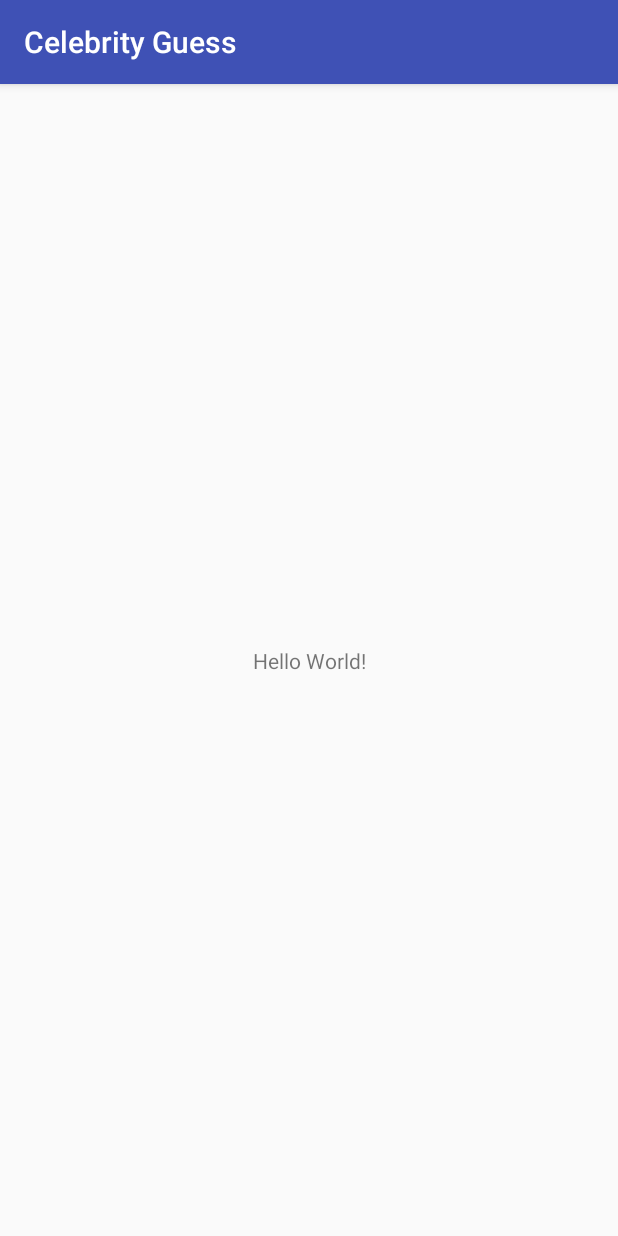
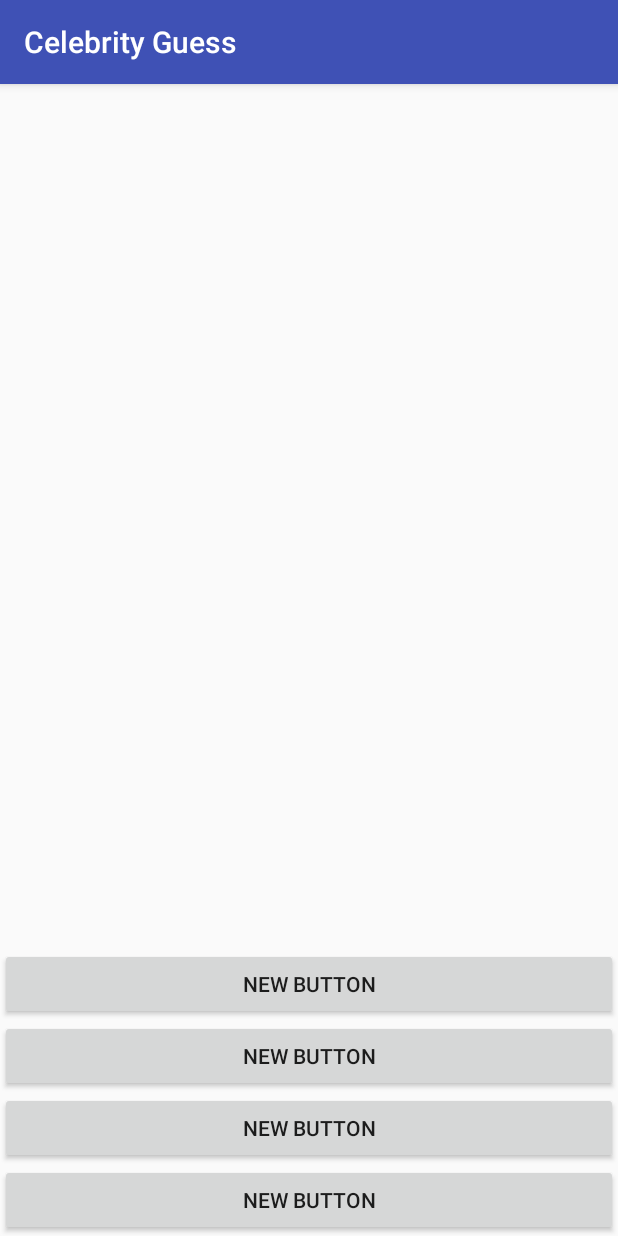
Before and after one commit to a1ubkh4n/android-Guess_Celebrity, an Android app: the screen it shows after launch (MainActivity), on a phone screen of 412 x 824 dp. Run offline under Robolectric (Android 15) with nearby library versions, the phone set to English and light mode, and no system bars.

Commit message:
Downloading Content of Website

```diff
--- a/CelebrityGuess/app/src/main/AndroidManifest.xml
+++ b/CelebrityGuess/app/src/main/AndroidManifest.xml
@@ -1,6 +1,8 @@
 <?xml version="1.0" encoding="utf-8"?>
 <manifest xmlns:android="http://schemas.android.com/apk/res/android"
     package="khanshaheb.a1ubkh4n.com.celebrityguess">
+
+    <uses-permission android:name="android.permission.INTERNET" />
 
     <application
         android:allowBackup="true"
--- a/CelebrityGuess/app/src/main/java/khanshaheb/a1ubkh4n/com/celebrityguess/MainActivity.java
+++ b/CelebrityGuess/app/src/main/java/khanshaheb/a1ubkh4n/com/celebrityguess/MainActivity.java
@@ -1,13 +1,80 @@
 package khanshaheb.a1ubkh4n.com.celebrityguess;
 
+import android.os.AsyncTask;
 import android.support.v7.app.AppCompatActivity;
 import android.os.Bundle;
+import android.util.Log;
+import android.view.View;
+
+import java.io.InputStream;
+import java.io.InputStreamReader;
+import java.net.HttpURLConnection;
+import java.net.URL;
+import java.util.concurrent.ExecutionException;
 
 public class MainActivity extends AppCompatActivity {
+
+    public class DownloadTask extends AsyncTask<String, Void, String> {
+        @Override
+        protected String doInBackground(String... urls) {
+            String result = "";
+            URL url;
+            HttpURLConnection urlConnection = null;
+
+            try {
+                url = new URL(urls[0]);
+
+                urlConnection = (HttpURLConnection) url.openConnection();
+                InputStream inputStream = urlConnection.getInputStream();
+
+                InputStreamReader inputStreamReader = new InputStreamReader(inputStream);
+
+                int data = inputStreamReader.read();
+
+                while (data != -1) {
+
+                    char current = (char) data;
+
+                    result += result;
+
+                    data = inputStreamReader.read();
+                }
+
+                return result;
+
+            }
+            catch (Exception e) {
+                e.printStackTrace();
+            }
+
+
+            return null;
+        }
+    }
 
     @Override
     protected void onCreate(Bundle savedInstanceState) {
         super.onCreate(savedInstanceState);
         setContentView(R.layout.activity_main);
+
+        DownloadTask task = new DownloadTask();
+
+        String result = null;
+
+        try {
+            result = task.execute("http://www.posh24.se/kandisar").get();
+
+            Log.i("Contents of URL:", result);
+
+        } catch (InterruptedException e) {
+            e.printStackTrace();
+        } catch (ExecutionException e) {
+            e.printStackTrace();
+        }
+    }
+
+    public void celebChosen(View view) {
+
+
     }
 }
--- a/CelebrityGuess/app/src/main/res/layout/activity_main.xml
+++ b/CelebrityGuess/app/src/main/res/layout/activity_main.xml
@@ -1,18 +1,69 @@
 <?xml version="1.0" encoding="utf-8"?>
-<android.support.constraint.ConstraintLayout xmlns:android="http://schemas.android.com/apk/res/android"
+<RelativeLayout xmlns:android="http://schemas.android.com/apk/res/android"
     xmlns:app="http://schemas.android.com/apk/res-auto"
     xmlns:tools="http://schemas.android.com/tools"
     android:layout_width="match_parent"
     android:layout_height="match_parent"
     tools:context=".MainActivity">
 
-    <TextView
-        android:layout_width="wrap_content"
-        android:layout_height="wrap_content"
-        android:text="Hello World!"
-        app:layout_constraintBottom_toBottomOf="parent"
-        app:layout_constraintLeft_toLeftOf="parent"
-        app:layout_constraintRight_toRightOf="parent"
-        app:layout_constraintTop_toTopOf="parent" />
+    <GridLayout
+        android:layout_width="match_parent"
+        android:layout_height="match_parent"
+        android:layout_alignParentTop="true"
+        android:layout_alignParentStart="true"
+        android:layout_alignParentLeft="true">
 
-</android.support.constraint.ConstraintLayout>
+        <ImageView
+            android:layout_width="fill_parent"
+            android:layout_height="wrap_content"
+            android:layout_column="0"
+            android:layout_row="0"
+            android:layout_gravity="fill"/>
+
+        <Button
+            android:id="@+id/button0"
+            android:layout_width="fill_parent"
+            android:layout_height="wrap_content"
+            android:text="New button"
+            android:layout_row="1"
+            android:layout_column="0"
+            android:tag="0"
+            android:onClick="celebChosen"/>
+
+
+        <Button
+            android:id="@+id/button1"
+            android:layout_width="fill_parent"
+            android:layout_height="wrap_content"
+            android:text="New button"
+            android:layout_row="2"
+            android:layout_column="0"
+            android:tag="1"
+            android:onClick="celebChosen"/>
+
+
+        <Button
+            android:id="@+id/button2"
+            android:layout_width="fill_parent"
+            android:layout_height="wrap_content"
+            android:text="New button"
+            android:layout_row="3"
+            android:layout_column="0"
+            android:tag="2"
+            android:onClick="celebChosen"/>
+
+
+        <Button
+            android:id="@+id/button3"
+            android:layout_width="fill_parent"
+            android:layout_height="wrap_content"
+            android:text="New button"
+            android:layout_row="4"
+            android:layout_column="0"
+            android:tag="3"
+            android:onClick="celebChosen"/>
+
+
+    </GridLayout>
+
+</RelativeLayout>
--- a/CelebrityGuess/app/src/main/res/values/styles.xml
+++ b/CelebrityGuess/app/src/main/res/values/styles.xml
@@ -1,7 +1,7 @@
 <resources>
 
     <!-- Base application theme. -->
-    <style name="AppTheme" parent="Theme.AppCompat.Light.DarkActionBar">
+    <style name="AppTheme" parent="Base.Theme.AppCompat.Light.DarkActionBar">
         <!-- Customize your theme here. -->
         <item name="colorPrimary">@color/colorPrimary</item>
         <item name="colorPrimaryDark">@color/colorPrimaryDark</item>
```
